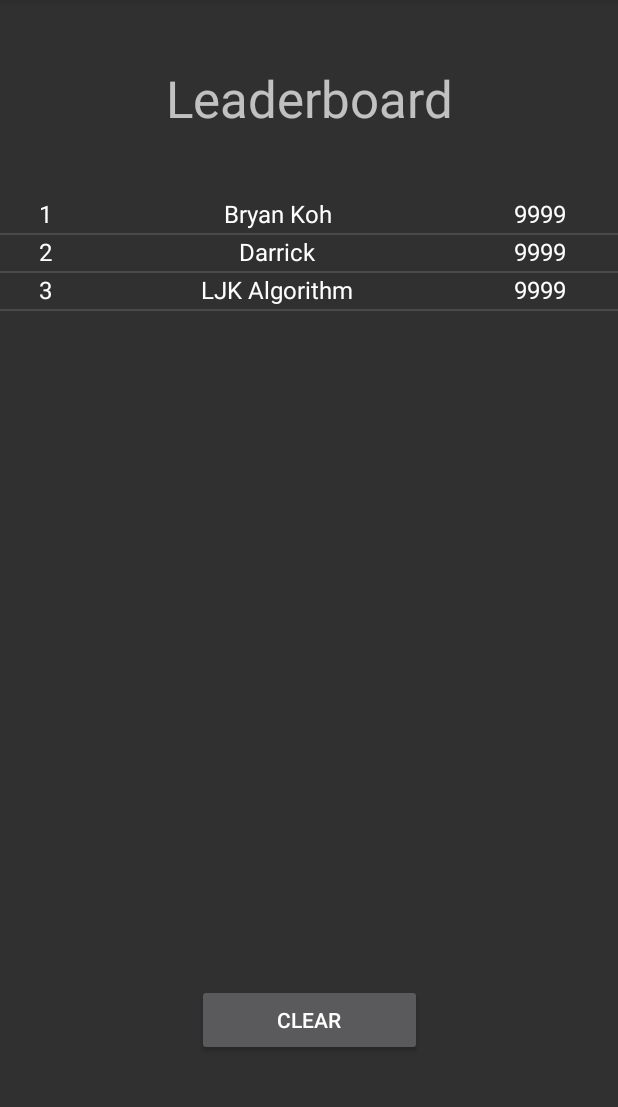
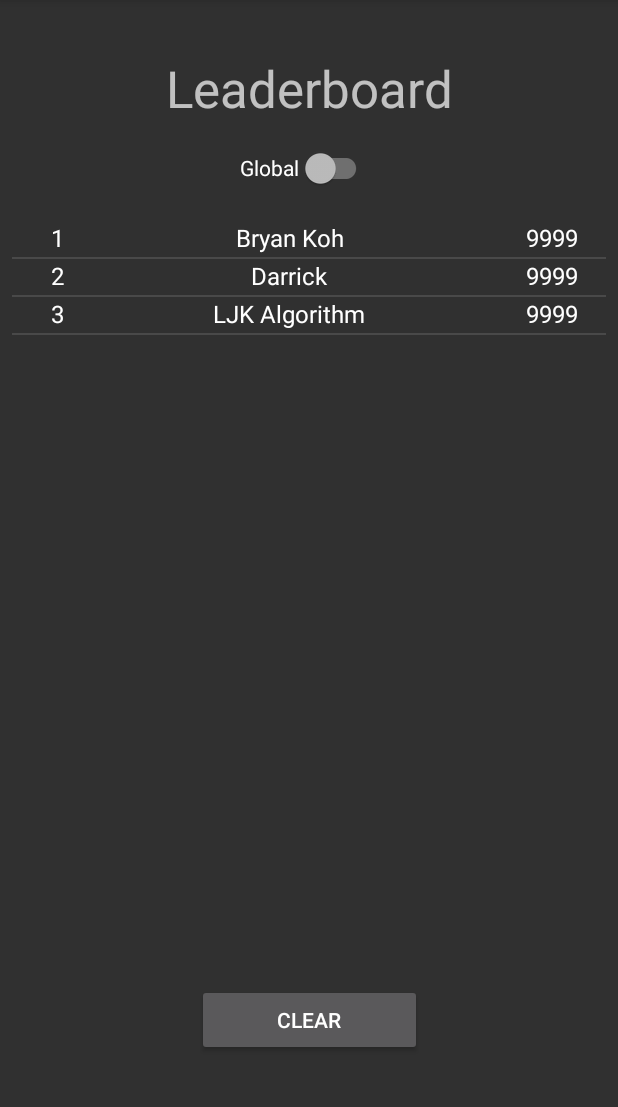
Before and after one commit to ksxjltze/captain_jumper_boy, an Android app: the LeaderboardActivity screen opened directly, with no data from a screen before it, on a phone screen of 412 x 824 dp, the part 84-1191 px from its top. Run offline under Robolectric (Android 15) with nearby library versions, the phone set to English and light mode, and no system bars; our stand-ins replace Firebase (no records; nobody signed in at launch, a user with empty details on screens opened directly), Room's generated code; libraries missing offline, so code that uses them is left out: com.firebase.ui.

Commit message:
global/local switch

```diff
--- a/app/src/main/java/com/stepbros/captainjumperboy/ui/GlobalLeaderboardActivity.kt
+++ /dev/null
@@ -1,9 +0,0 @@
-package com.stepbros.captainjumperboy.ui
-
-import androidx.appcompat.app.AppCompatActivity
-import com.google.firebase.database.FirebaseDatabase
-
-class GlobalLeaderboardActivity : AppCompatActivity() {
-    private lateinit var db: FirebaseDatabase
-
-}
--- a/app/src/main/java/com/stepbros/captainjumperboy/ui/LeaderboardActivity.kt
+++ b/app/src/main/java/com/stepbros/captainjumperboy/ui/LeaderboardActivity.kt
@@ -1,9 +1,12 @@
 package com.stepbros.captainjumperboy.ui
 
 import android.os.Bundle
+import android.util.Log
+import android.view.View
 import android.widget.Button
 import androidx.activity.viewModels
 import androidx.appcompat.app.AppCompatActivity
+import androidx.appcompat.widget.SwitchCompat
 import androidx.lifecycle.Observer
 import androidx.recyclerview.widget.DividerItemDecoration
 import androidx.recyclerview.widget.LinearLayoutManager
@@ -16,8 +19,13 @@ import com.stepbros.captainjumperboy.viewmodel.LeaderboardViewModelFactory
 import edu.singaporetech.madata.adapter.LeaderboardAdapter
 
 class LeaderboardActivity : AppCompatActivity() {
+    private lateinit var db: FirebaseDatabase
+
     // view binding to access view elements
     private lateinit var recyclerView : RecyclerView
+
+    //views
+    private lateinit var clearBtn : Button
 
     private val viewModel: LeaderboardViewModel by viewModels{
         LeaderboardViewModelFactory((application as GameApplication).repository)
@@ -26,6 +34,14 @@ class LeaderboardActivity : AppCompatActivity() {
     override fun onCreate(savedInstanceState: Bundle?) {
         super.onCreate(savedInstanceState)
         setContentView(R.layout.activity_leaderboard)
+
+        val switch = findViewById<SwitchCompat>(R.id.globalSwitch)
+        switch.setOnCheckedChangeListener { compoundButton, b ->
+            when (compoundButton.isChecked){
+                true -> clearBtn.visibility = View.GONE
+                false -> clearBtn.visibility = View.VISIBLE
+            }
+        }
 
         recyclerView = findViewById<RecyclerView>(R.id.recyclerView)
         // call the method addItemDecoration with the
@@ -42,7 +58,7 @@ class LeaderboardActivity : AppCompatActivity() {
             scores?.let { adapter.submitList(it) }
         })
 
-        val clearBtn = findViewById<Button>(R.id.clearBtn)
+        clearBtn = findViewById<Button>(R.id.clearBtn)
         clearBtn.setOnClickListener {
             viewModel.deleteAll()
         }
--- a/app/src/main/res/layout/activity_leaderboard.xml
+++ b/app/src/main/res/layout/activity_leaderboard.xml
@@ -20,20 +20,34 @@
         android:id="@+id/recyclerView"
         android:layout_width="0dp"
         android:layout_height="0dp"
-        android:layout_marginBottom="64dp"
+        android:layout_marginStart="8dp"
+        android:layout_marginEnd="8dp"
+        android:layout_marginBottom="48dp"
         app:layout_constraintBottom_toTopOf="@+id/clearBtn"
         app:layout_constraintEnd_toEndOf="parent"
         app:layout_constraintHeight_percent="0.6"
+        app:layout_constraintHorizontal_bias="0.0"
         app:layout_constraintStart_toStartOf="parent" />
 
     <TextView
         android:id="@+id/textView"
         android:layout_width="wrap_content"
         android:layout_height="wrap_content"
+        android:layout_marginTop="36dp"
         android:text="@string/leaderboard"
         android:textSize="34sp"
-        app:layout_constraintBottom_toTopOf="@+id/recyclerView"
         app:layout_constraintEnd_toEndOf="parent"
         app:layout_constraintStart_toStartOf="parent"
         app:layout_constraintTop_toTopOf="parent" />
+
+    <androidx.appcompat.widget.SwitchCompat
+        android:id="@+id/globalSwitch"
+        android:layout_width="88dp"
+        android:layout_height="wrap_content"
+        android:layout_marginStart="160dp"
+        android:layout_marginTop="88dp"
+        android:minHeight="48dp"
+        android:text="@string/global_string"
+        app:layout_constraintStart_toStartOf="parent"
+        app:layout_constraintTop_toTopOf="parent" />
 </androidx.constraintlayout.widget.ConstraintLayout>
--- a/app/src/main/res/values/strings.xml
+++ b/app/src/main/res/values/strings.xml
@@ -8,4 +8,5 @@
     <string name="nameString">%1$s</string>
     <string name="scoreString">%1$d</string>
     <string name="sign_out">Sign Out</string>
+    <string name="global_string">Global</string>
 </resources>
```
